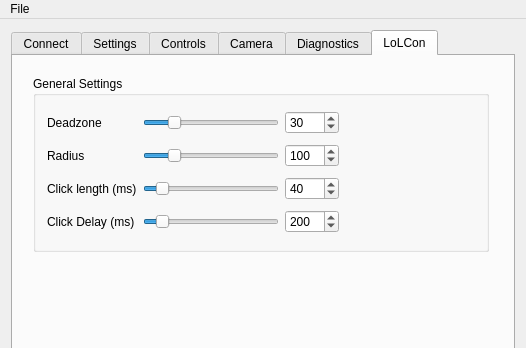
The window that mainwindow.ui (warppoint42/LoLCon) describes before a commit, drawn with Qt 5; both pictures show x 0 to 526 and y 0 to 348 of the 526 by 573 pixel window.
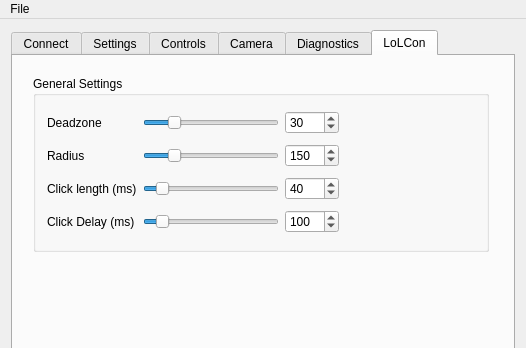
The same window after the commit. Custom widgets are drawn as their Qt base class.

Patch:
```diff
--- a/mainwindow.ui
+++ b/mainwindow.ui
@@ -720,7 +720,7 @@
             <number>500</number>
            </property>
            <property name="value">
-            <number>100</number>
+            <number>150</number>
            </property>
           </widget>
          </item>
@@ -815,7 +815,7 @@
             <number>1000</number>
            </property>
            <property name="value">
-            <number>200</number>
+            <number>100</number>
            </property>
           </widget>
          </item>
```
